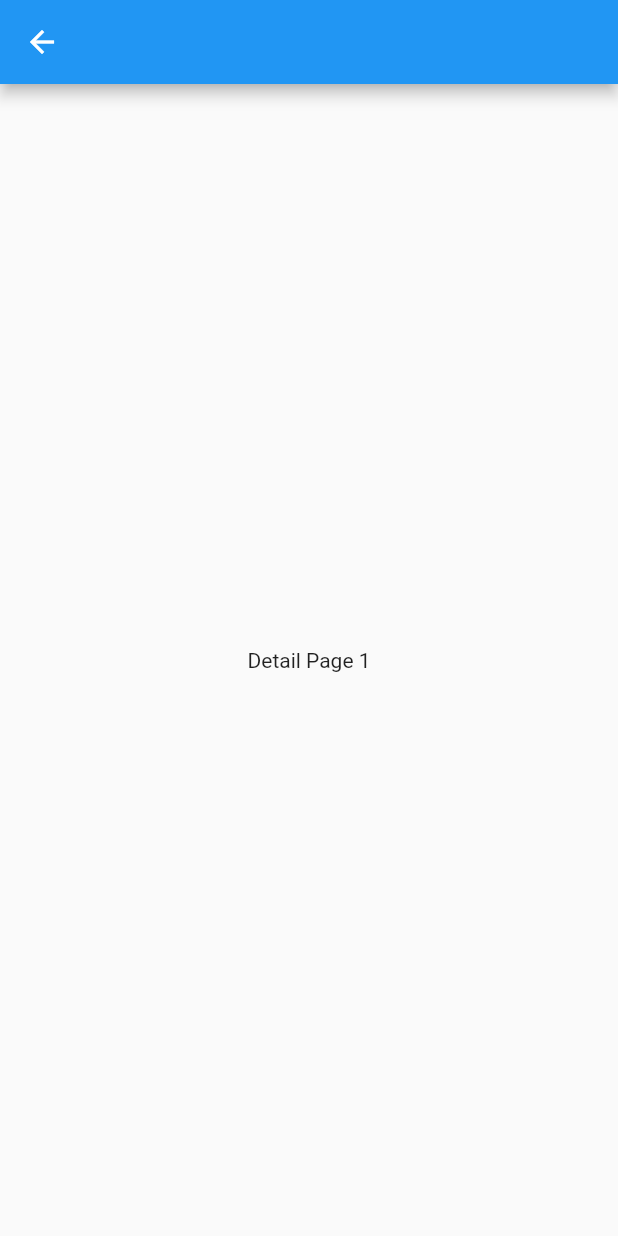
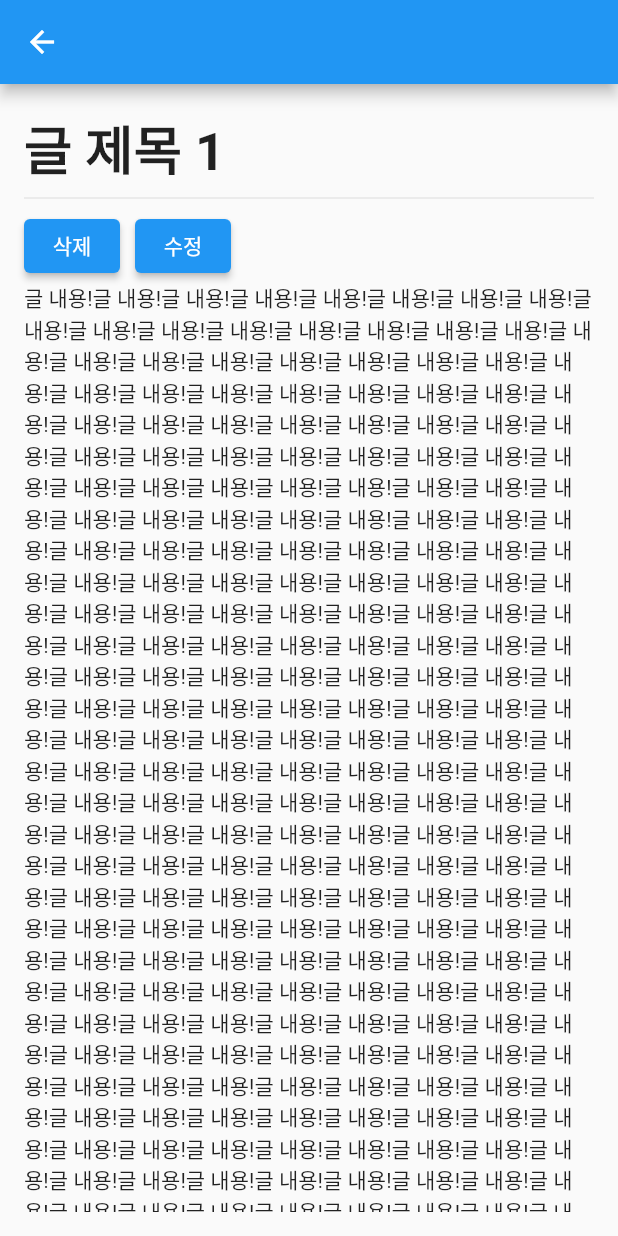
Before and after one commit to Hyun-Joo/flutter_blog, a Flutter app: the screen it shows after launch, after a tap on an icon or button, on a phone screen of 412 x 824 dp. Run offline on Flutter 3.47's test engine with Material 2 defaults, Android fonts, the phone set to English and light mode, and no system bars; our stand-ins replace get, validators.

Commit message:
~ 상세보기 화면 와꾸 완성

```diff
--- a/lib/pages/post/detail_page.dart
+++ b/lib/pages/post/detail_page.dart
@@ -1,4 +1,7 @@
 import 'package:flutter/material.dart';
+import 'package:flutter_blog/pages/post/home_page.dart';
+import 'package:flutter_blog/pages/post/update_page.dart';
+import 'package:get/get.dart';
 
 class DetailPage extends StatelessWidget {
   final int id;
@@ -10,8 +13,37 @@ class DetailPage extends StatelessWidget {
     //String data = Get.arguments;
     return Scaffold(
       appBar: AppBar(),
-      body: Center(
-        child: Text('Detail Page ${id+1}'),
+      body: Padding(
+        padding: const EdgeInsets.all(16.0),
+        child: Column(
+          crossAxisAlignment: CrossAxisAlignment.start,
+          children: [
+            Text('글 제목 ${id+1}', style: TextStyle(fontWeight: FontWeight.bold, fontSize: 35)),
+            Divider(),
+            Row(
+              children: [
+                ElevatedButton(
+                    onPressed: () {
+                      Get.off(HomePage());
+                    },
+                    child: Text('삭제')
+                ),
+                SizedBox(width: 10),
+                ElevatedButton(
+                    onPressed: () {
+                      Get.to(UpdatePage());
+                    },
+                    child: Text('수정')
+                )
+              ]
+            ),
+            Expanded(
+              child: SingleChildScrollView(
+                child: Text('글 내용!' * 500)
+              )
+            )
+          ]
+        ),
       )
     );
   }
--- a/lib/pages/post/update_page.dart
+++ b/lib/pages/post/update_page.dart
@@ -3,6 +3,8 @@ import 'package:flutter/material.dart';
 class UpdatePage extends StatelessWidget {
   @override
   Widget build(BuildContext context) {
-    return Scaffold();
+    return Scaffold(
+      appBar: AppBar(),
+    );
   }
 }
```
